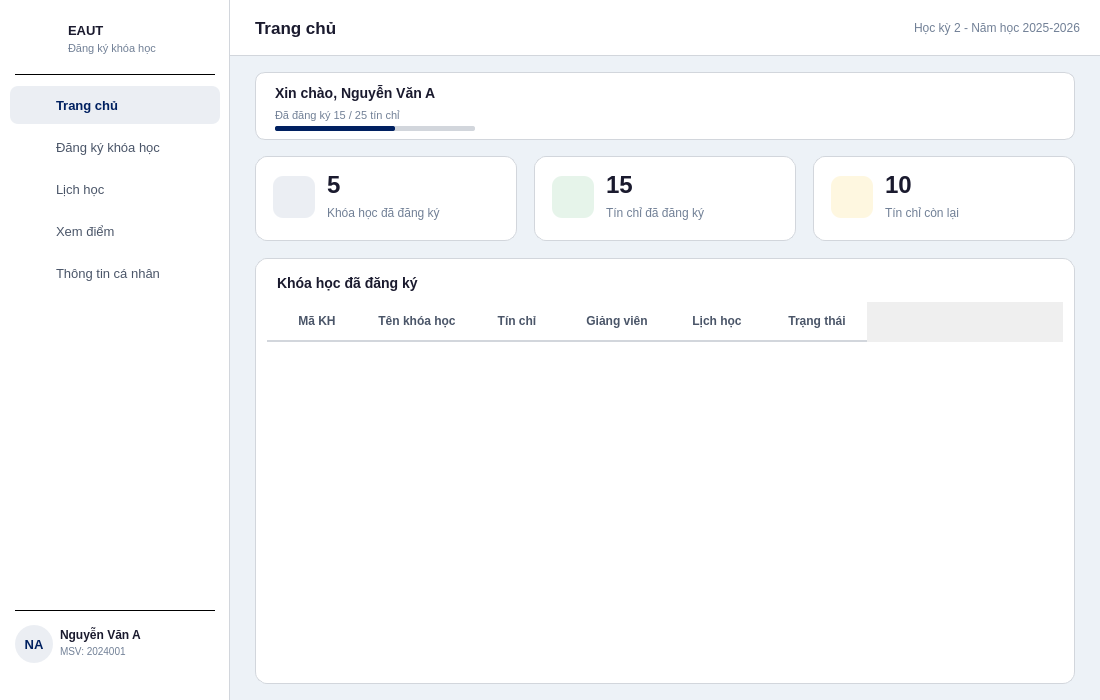
Old version of the form frontend/ui/dashboard_student.ui in the repository abcxyzawe/BaiTapLonPy.
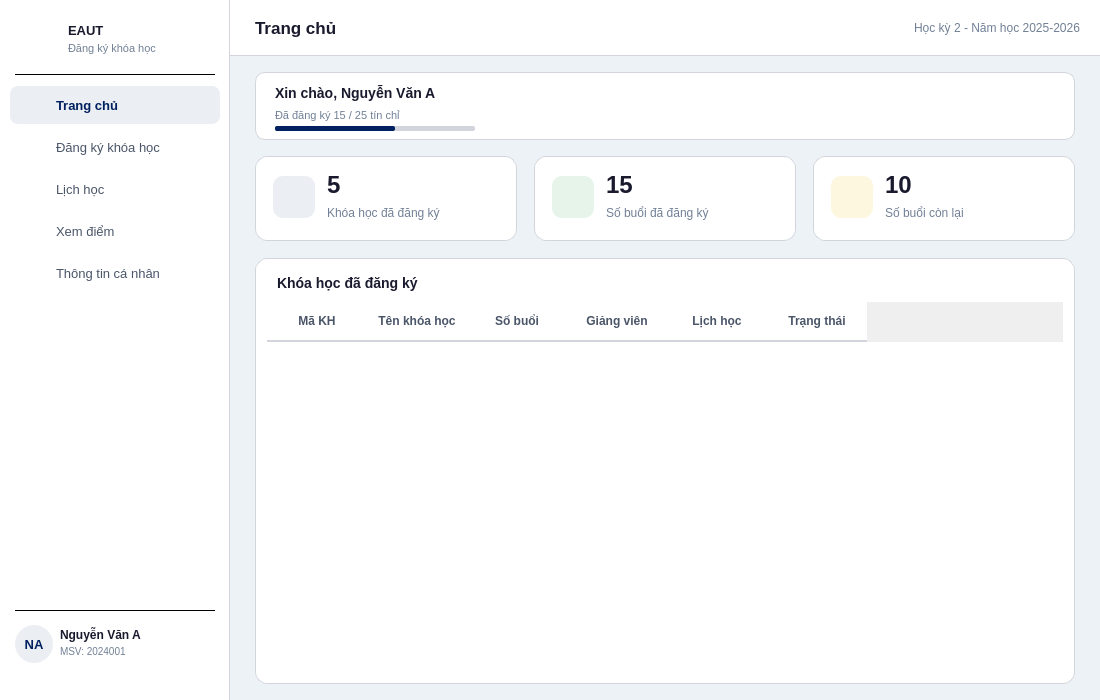
New version of the form.

```diff
--- a/frontend/ui/dashboard_student.ui
+++ b/frontend/ui/dashboard_student.ui
@@ -256,7 +256,7 @@
     <widget class="QLabel" name="lblStatCreditsLabel">
      <property name="geometry"><rect><x>72</x><y>48</y><width>170</width><height>18</height></rect></property>
      <property name="styleSheet"><string notr="true">color: #718096; font-size: 12px; background: transparent;</string></property>
-     <property name="text"><string>Tín chỉ đã đăng ký</string></property>
+     <property name="text"><string>Số buổi đã đăng ký</string></property>
     </widget>
    </widget>
 
@@ -284,7 +284,7 @@
     <widget class="QLabel" name="lblStatRemainingLabel">
      <property name="geometry"><rect><x>72</x><y>48</y><width>170</width><height>18</height></rect></property>
      <property name="styleSheet"><string notr="true">color: #718096; font-size: 12px; background: transparent;</string></property>
-     <property name="text"><string>Tín chỉ còn lại</string></property>
+     <property name="text"><string>Số buổi còn lại</string></property>
     </widget>
    </widget>
 
@@ -316,7 +316,7 @@
      <property name="columnCount"><number>6</number></property>
      <column><property name="text"><string>Mã KH</string></property></column>
      <column><property name="text"><string>Tên khóa học</string></property></column>
-     <column><property name="text"><string>Tín chỉ</string></property></column>
+     <column><property name="text"><string>Số buổi</string></property></column>
      <column><property name="text"><string>Giảng viên</string></property></column>
      <column><property name="text"><string>Lịch học</string></property></column>
      <column><property name="text"><string>Trạng thái</string></property></column>
```
Left out of the diff: 2 changed lines with no effect on the pictures.
